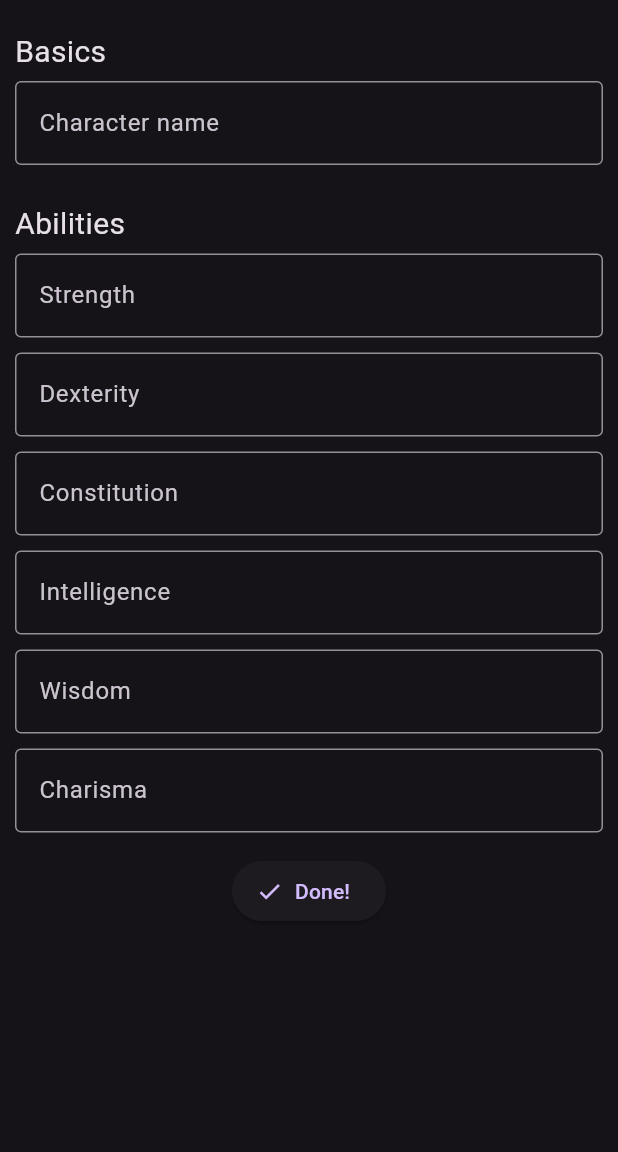
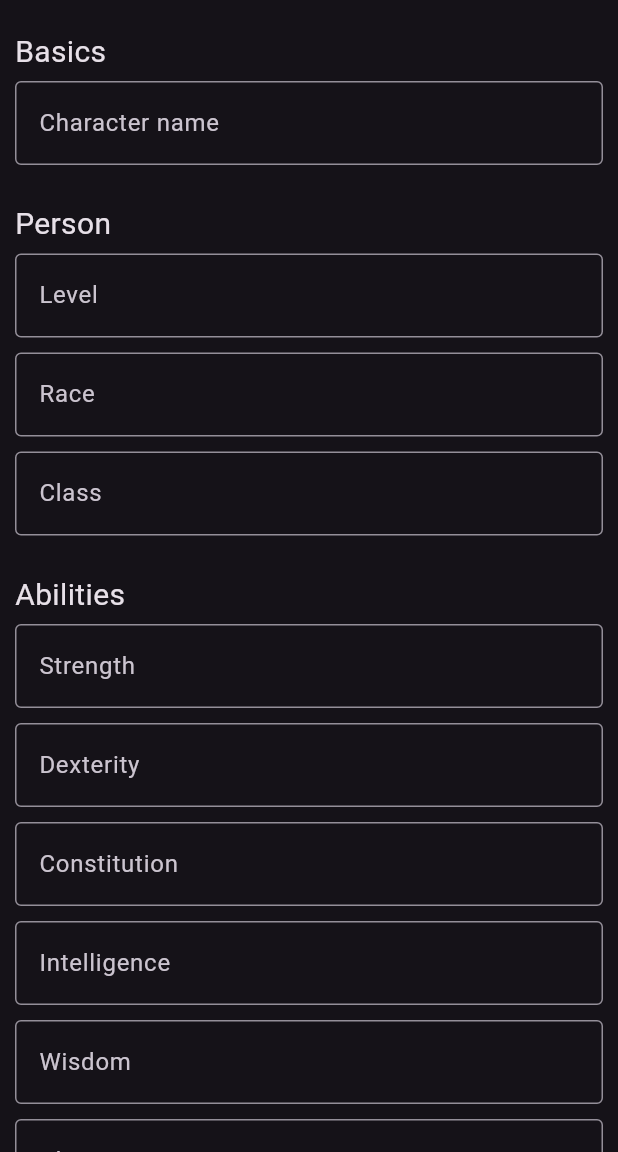
Before and after one commit to CrookedGrandma/Dandy, a Flutter app: the screen it shows after launch, after a tap on "New character", on a phone screen of 412 x 824 dp, the part 84-1236 px from its top. Run offline on Flutter 3.47's test engine with Material 3 defaults, Android fonts, the phone set to English and light mode, and no system bars; our stand-ins replace sqflite; missing offline and left inert: darq; accounts and stored records are empty.

Commit message:
Add person info

```diff
--- a/lib/models/character.dart
+++ b/lib/models/character.dart
@@ -1,3 +1,4 @@
+import 'package:dandy/models/person.dart';
 import 'package:json_annotation/json_annotation.dart';
 import 'abilities.dart';
 
@@ -7,9 +8,10 @@ part 'character.g.dart';
 class Character {
   String name;
   String imageBase64;
-  Abilities abilities;
+  Person? person;
+  Abilities? abilities;
 
-  Character(this.name, this.imageBase64, this.abilities);
+  Character(this.name, this.imageBase64, this.person, this.abilities);
 
   factory Character.fromJson(Map<String, dynamic> json) => _$CharacterFromJson(json);
 
--- /dev/null
+++ b/lib/models/person.dart
@@ -0,0 +1,16 @@
+import 'package:json_annotation/json_annotation.dart';
+
+part 'person.g.dart';
+
+@JsonSerializable()
+class Person {
+  int level;
+  String race;
+  String classs;
+
+  Person(this.level, this.race, this.classs);
+
+  factory Person.fromJson(Map<String, dynamic> json) => _$PersonFromJson(json);
+
+  Map<String, dynamic> toJson() => _$PersonToJson(this);
+}
--- a/lib/pages/charselect.dart
+++ b/lib/pages/charselect.dart
@@ -78,9 +78,9 @@ class _CharacterSelectionPageState extends State<CharacterSelectionPage> {
     return Column(
       children: characters.isNotEmpty
         ? characters.map((char) => ListTile(
-          leading: Icon(Icons.person_outline),
+          leading: const Icon(Icons.person_outline), // TODO: replace with image
           title: Text(char.name),
-          subtitle: Text("test"),
+          subtitle: Text("Level ${char.person?.level ?? "LEVEL"} ${char.person?.race ?? "RACE"} ${char.person?.classs ?? "CLASS"}"),
         )).toList()
         : [
           const Text("No characters yet"),
--- a/lib/pages/newchar.dart
+++ b/lib/pages/newchar.dart
@@ -2,6 +2,7 @@ import 'dart:convert';
 
 import 'package:dandy/models/abilities.dart';
 import 'package:dandy/models/character.dart';
+import 'package:dandy/models/person.dart';
 import 'package:dandy/page.dart';
 import 'package:dandy/widgets.dart';
 import 'package:darq/darq.dart';
@@ -21,6 +22,11 @@ class _NewCharacterPageState extends State<NewCharacterPage> {
   Map<String, List<NamedField>> fields = {
     "Basics": [
       NamedField<String>("Character name", "name"),
+    ],
+    "Person": [
+      NamedField<int>("Level", "person/level"),
+      NamedField<String>("Race", "person/race"),
+      NamedField<String>("Class", "person/class"),
     ],
     "Abilities": [
       NamedField<int>("Strength", "abilities/strength"),
@@ -125,6 +131,11 @@ class _NewCharacterPageState extends State<NewCharacterPage> {
     return Character(
       allFields.find("name").value(),
       "imageBase64",
+      Person(
+        allFields.find("person/level").value(),
+        allFields.find("person/race").value(),
+        allFields.find("person/class").value(),
+      ),
       Abilities(
         allFields.find("abilities/strength").value(),
         allFields.find("abilities/dexterity").value(),
```
Also changed, not shown: lib/models/character.g.dart, lib/models/person.g.dart (added).
